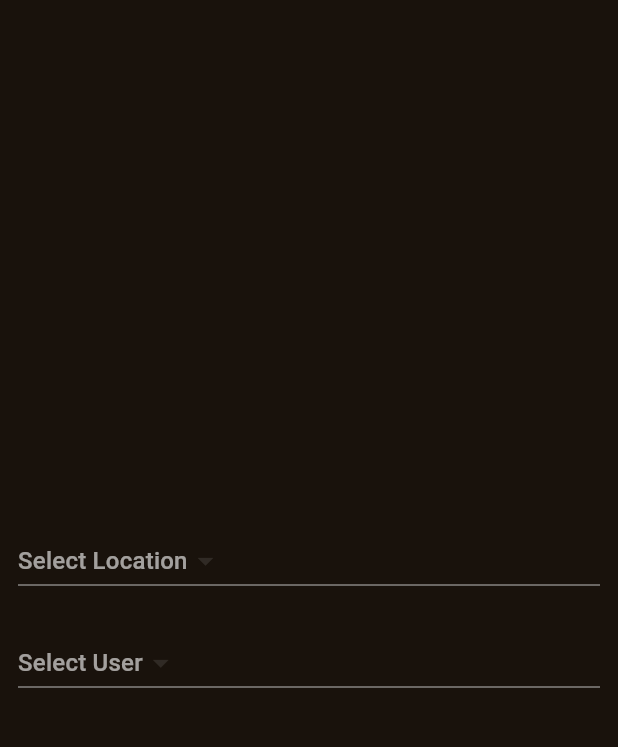
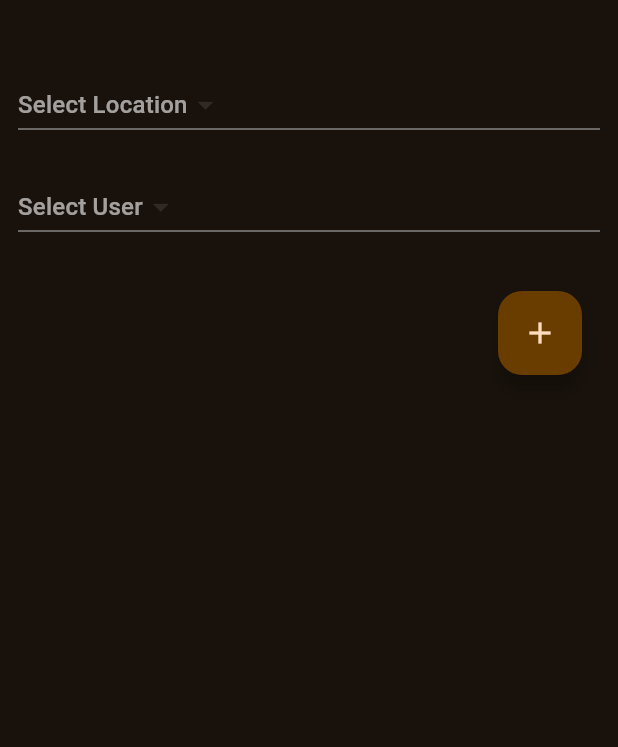
Before and after one commit to seanr89/FlutterClimb, a Flutter app: the screen it shows after launch, on a phone screen of 412 x 824 dp, the part 63-810 px from its top. Run offline on Flutter 3.47's test engine with Material 2 defaults, Android fonts, the phone set to English and light mode, and no system bars; our stand-ins replace cloud_firestore, firebase_auth, firebase_core, firebase_storage, image_picker; accounts and stored records are empty.

Commit message:
new front end work going on

```diff
--- a/boulder_ui/lib/Screens/HomePage.dart
+++ b/boulder_ui/lib/Screens/HomePage.dart
@@ -1,5 +1,6 @@
 import 'package:flutter/material.dart';
 import 'package:namer_app/Repositories/AppUserRepository.dart';
+import 'package:namer_app/Screens/User/user_create.dart';
 import 'package:namer_app/assets/utils.dart';
 
 import '../Services/Firestore.Collection.dart';
@@ -16,6 +17,7 @@ class _HomePageState extends State<HomePage> {
   final appUserRepo = AppUserRepository();
 
   final List<AppUser> users = [];
+  final List<Location> locations = [];
   late bool enabledUsers = false;
 
   @override
@@ -26,7 +28,7 @@ class _HomePageState extends State<HomePage> {
         child: Padding(
           padding: const EdgeInsets.all(12.0),
           child: Column(
-            mainAxisAlignment: MainAxisAlignment.center,
+            //mainAxisAlignment: MainAxisAlignment.center,
             crossAxisAlignment: CrossAxisAlignment.stretch,
             children: [
               //Text("Data Entry!"),
@@ -36,6 +38,8 @@ class _HomePageState extends State<HomePage> {
                       FirestoreCollection.getAllLocationEntries("Locations"),
                   builder: (context, AsyncSnapshot<List<Location>> snapshot) {
                     if (snapshot.hasData) {
+                      locations.clear();
+                      locations.addAll(snapshot.data!);
                       return DropdownButton(
                           hint: Text("Select Location"),
                           items: snapshot.data!.map((location) {
@@ -45,7 +49,7 @@ class _HomePageState extends State<HomePage> {
                             );
                           }).toList(),
                           onChanged: (String? newValue) {
-                            Utils.showSnackBar(newValue ?? "Unknown");
+                            //Utils.showSnackBar(newValue ?? "Unknown");
                             loadAppUserData(newValue ?? "Unknown");
                           });
                     } else {
@@ -66,6 +70,27 @@ class _HomePageState extends State<HomePage> {
                           Utils.showSnackBar(newValue ?? "Unknown");
                         }
                       : null),
+              SizedBox(height: 20),
+              Align(
+                alignment: Alignment.bottomRight,
+                // add your floating action button
+                child: Padding(
+                  padding: const EdgeInsets.all(12.0),
+                  child: FloatingActionButton(
+                    onPressed: () {
+                      //print("Add User");
+                      Utils.showSnackBar("Create New");
+                      Navigator.push(
+                        context,
+                        MaterialPageRoute(
+                            builder: (context) =>
+                                UserCreate(locations: locations)),
+                      );
+                    },
+                    child: Icon(Icons.add),
+                  ),
+                ),
+              )
             ],
           ),
         ),
```
Also changed, not shown: boulder_ui/lib/Screens/Boulder/boulder_detail.dart (+5 -1 lines), boulder_ui/lib/Screens/User/user_create.dart (added, +79 -0 lines).
